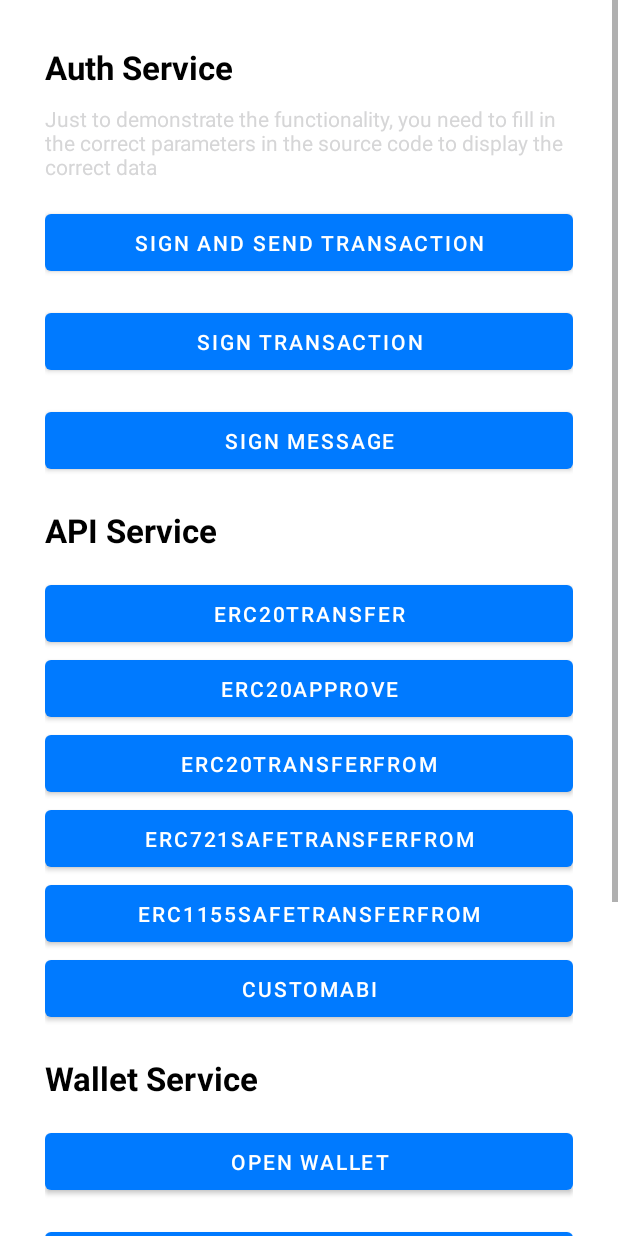
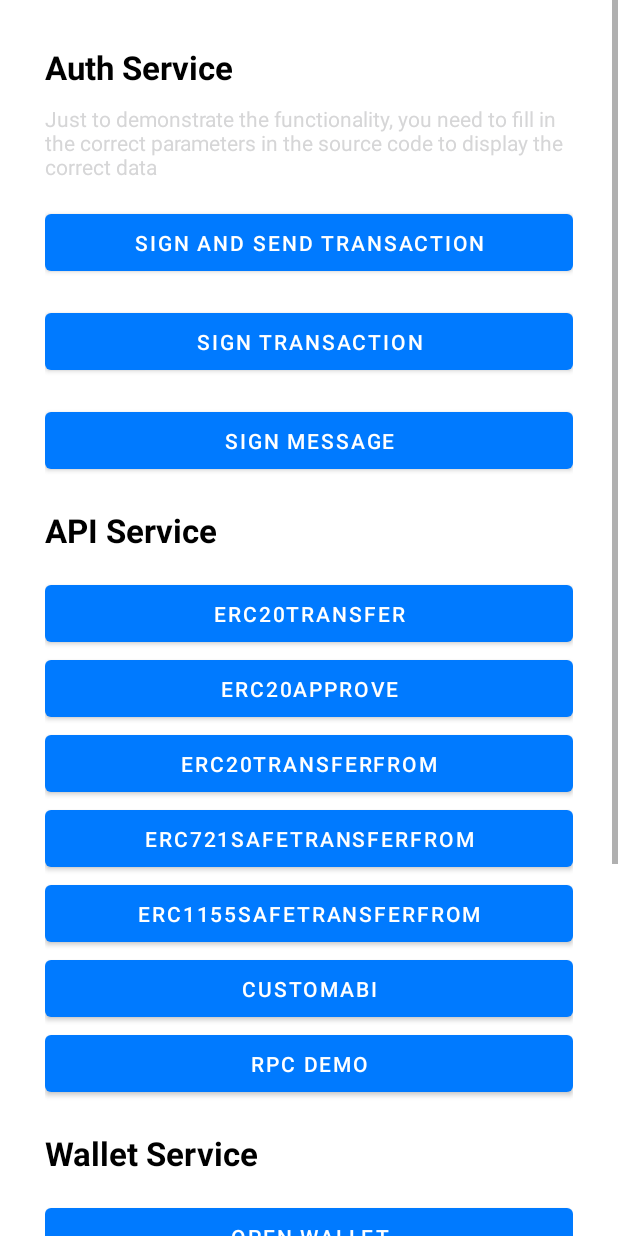
Before and after one commit to max-tonny8/particle_wallet, an Android app: the layout activity_api_ref_list.xml on its own in the app's theme, with its tools: preview values and no code run, on a phone screen of 412 x 824 dp. Run offline under Robolectric (Android 15) with nearby library versions, the phone set to English and light mode, and no system bars.

Commit message:
add rpc demo

```diff
--- a/app/build.gradle
+++ b/app/build.gradle
@@ -66,6 +66,7 @@ dependencies {
     implementation "network.particle:wallet-service:$sdkVersion"
 
     implementation 'androidx.core:core-ktx:1.7.0'
+    implementation 'com.squareup.retrofit2:retrofit:2.9.0'
     implementation 'androidx.appcompat:appcompat:1.4.1'
     implementation 'com.google.android.material:material:1.5.0'
     implementation 'androidx.constraintlayout:constraintlayout:2.1.3'
--- a/app/src/main/res/layout/activity_api_ref_list.xml
+++ b/app/src/main/res/layout/activity_api_ref_list.xml
@@ -138,6 +138,12 @@
                     android:layout_height="50dp"
                     android:text="@string/custom_abi"
                     />
+                <Button
+                    android:id="@+id/rpc"
+                    android:layout_width="match_parent"
+                    android:layout_height="50dp"
+                    android:text="@string/rpc"
+                    />
             </LinearLayout>
 
 
--- a/app/src/main/res/values/strings.xml
+++ b/app/src/main/res/values/strings.xml
@@ -37,4 +37,5 @@
     <string name="erc721_safeTransferFrom">erc721SafeTransferFrom</string>
     <string name="erc1155_safeTransferFrom">erc1155SafeTransferFrom</string>
     <string name="custom_abi">customAbi</string>
+    <string name="rpc">RPC Demo</string>
 </resources>
```
Also changed, not shown: app/src/main/java/com/particle/demo/ui/APIReferenceActivity.kt (+28 -0 lines).
